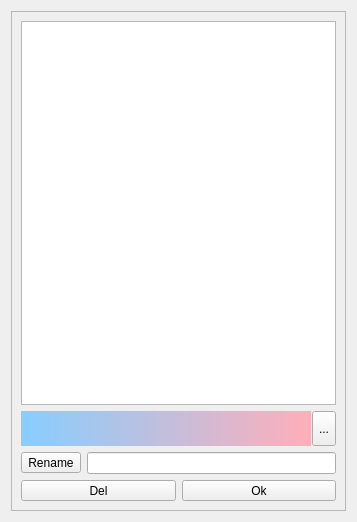
The window that src/dlglist.ui (ic005k/Knot-Legacy) describes before a commit, drawn with Qt 5.
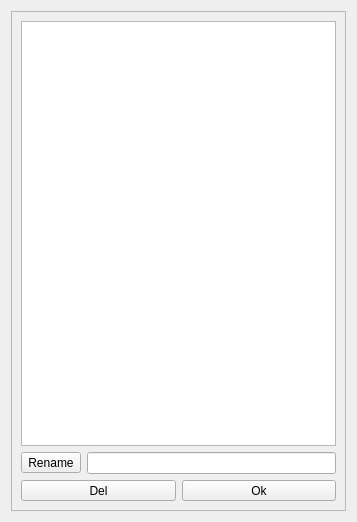
The same window after the commit. Icons and pictures are not drawn.

```diff
--- a/src/dlglist.ui
+++ b/src/dlglist.ui
@@ -48,71 +48,6 @@
         </property>
        </widget>
       </item>
-      <item>
-       <layout class="QHBoxLayout" name="horizontalLayout_3">
-        <property name="spacing">
-         <number>1</number>
-        </property>
-        <item>
-         <widget class="QTextEdit" name="editDesc">
-          <property name="maximumSize">
-           <size>
-            <width>16777215</width>
-            <height>35</height>
-           </size>
-          </property>
-          <property name="styleSheet">
-           <string notr="true">QTextEdit
-{
-border: 0px solid gray;
-border-radius: 0px;
-padding: 0 8px;
-/*background: blue;*/
-/*background-color:qlineargradient(spread:pad,x1:0,y1:0,x2:0,y2:1,stop:0 #87CEFF,stop:1 #FFAEB9);  */
-background-color:qlineargradient(spread:pad,x1:1,y1:0,x2:0,y2:0,stop:0 #FFAEB9,stop:1 #87CEFF);  
-color:black;
-selection-background-color: lightblue;
-}</string>
-          </property>
-          <property name="verticalScrollBarPolicy">
-           <enum>Qt::ScrollBarAlwaysOff</enum>
-          </property>
-          <property name="horizontalScrollBarPolicy">
-           <enum>Qt::ScrollBarAlwaysOff</enum>
-          </property>
-         </widget>
-        </item>
-        <item>
-         <widget class="QToolButton" name="btnClearDesc">
-          <property name="sizePolicy">
-           <sizepolicy hsizetype="Preferred" vsizetype="Preferred">
-            <horstretch>0</horstretch>
-            <verstretch>0</verstretch>
-           </sizepolicy>
-          </property>
-          <property name="maximumSize">
-           <size>
-            <width>16777215</width>
-            <height>35</height>
-           </size>
-          </property>
-          <property name="text">
-           <string>...</string>
-          </property>
-          <property name="icon">
-           <iconset resource="../res.qrc">
-            <normaloff>:/res/clear.png</normaloff>:/res/clear.png</iconset>
-          </property>
-          <property name="iconSize">
-           <size>
-            <width>25</width>
-            <height>25</height>
-           </size>
-          </property>
-         </widget>
-        </item>
-       </layout>
-      </item>
       <item>
        <layout class="QHBoxLayout" name="horizontalLayout_2">
         <item>
```
Left out of the diff: 4 changed lines with no effect on the pictures.
